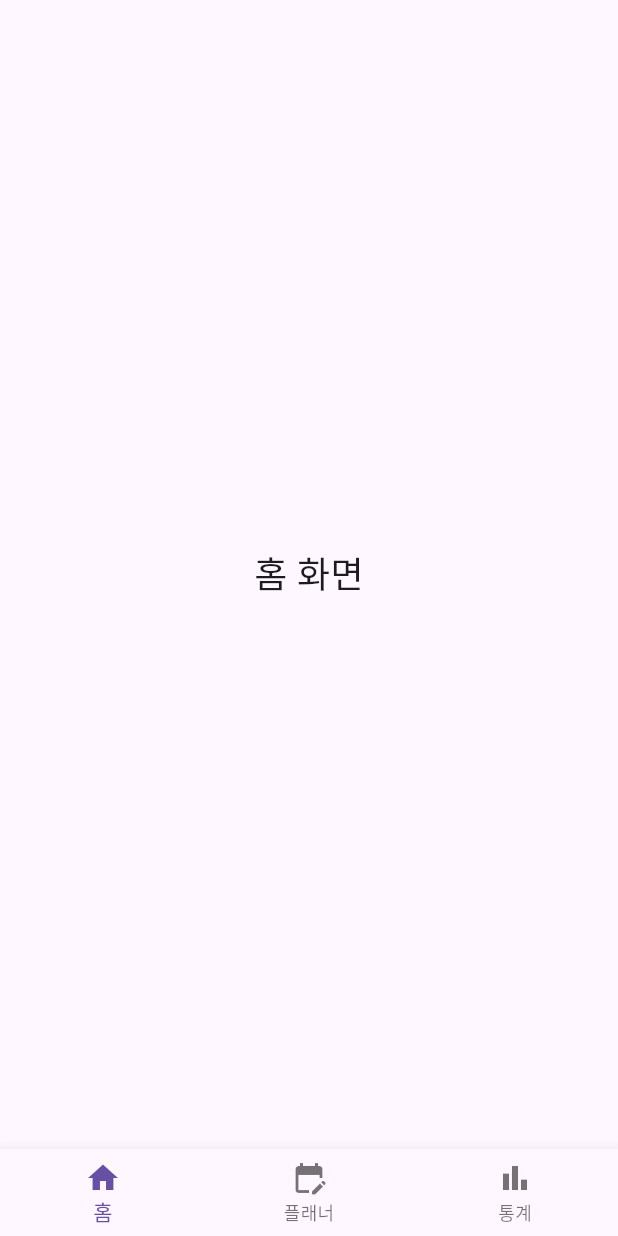
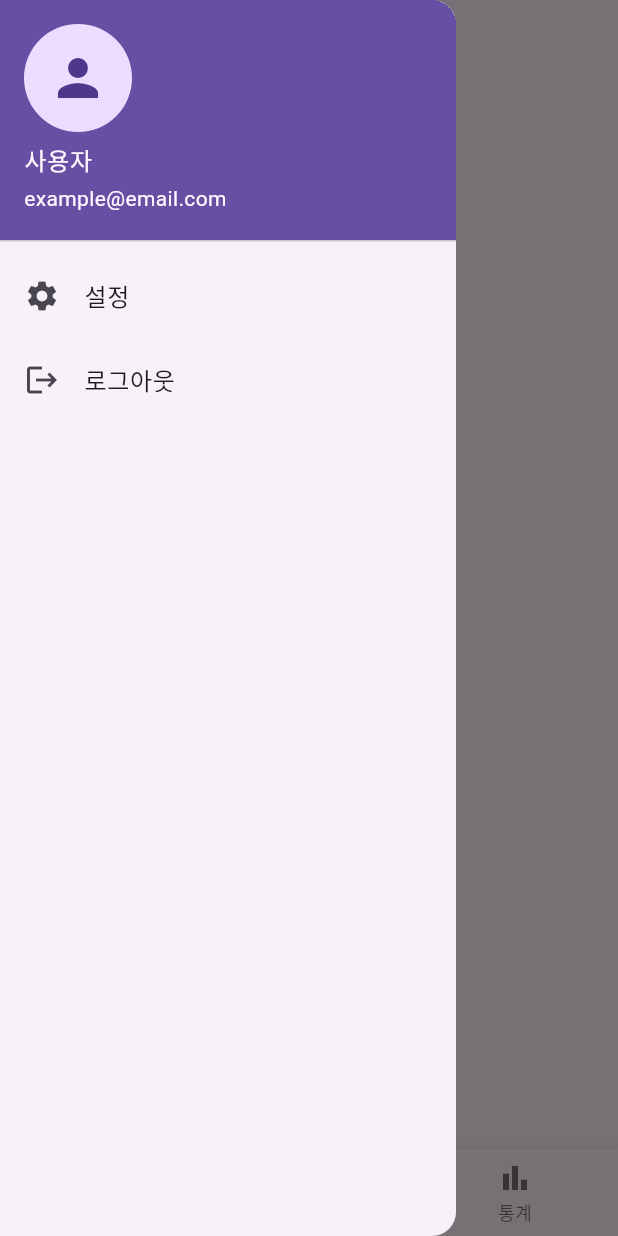
Before and after one commit to jeongbin-0509/APP_Project, a Flutter app: the MainScreen screen opened directly, with the side drawer open (before the commit the screen has no drawer), on a phone screen of 412 x 824 dp. Run offline on Flutter 3.47's test engine with Material 3 defaults, Android fonts, the phone set to English and light mode, and no system bars.

Commit message:
사이드바 생성

```diff
--- a/study_planner/lib/screens/main_screen.dart
+++ b/study_planner/lib/screens/main_screen.dart
@@ -2,6 +2,7 @@ import 'package:flutter/material.dart';
 import 'home_screen.dart';
 import 'planner_screen.dart';
 import 'stats_screen.dart';
+import 'settings_screen.dart';
 
 class MainScreen extends StatefulWidget {
   const MainScreen({super.key});
@@ -28,7 +29,42 @@ class _MainScreenState extends State<MainScreen> {
   @override
   Widget build(BuildContext context) {
     return Scaffold(
+      appBar: AppBar(title: const Text("성적설계")),
+
       body: _pages[_selectedIndex],
+
+      drawer: Drawer(
+        child: Column(
+          children: [
+            const UserAccountsDrawerHeader(
+              accountName: Text("사용자"),
+              accountEmail: Text("example@email.com"),
+              currentAccountPicture: CircleAvatar(
+                child: Icon(Icons.person, size: 40),
+              ),
+            ),
+
+            ListTile(
+              leading: const Icon(Icons.settings),
+              title: const Text("설정"),
+              onTap: () {
+                Navigator.push(
+                  context,
+                  MaterialPageRoute(builder: (context) => SettingsScreen()),
+                );
+              },
+            ),
+
+            ListTile(
+              leading: const Icon(Icons.logout),
+              title: const Text("로그아웃"),
+              onTap: () {
+                Navigator.pop(context); // 일단 닫기만
+              },
+            ),
+          ],
+        ),
+      ),
 
       bottomNavigationBar: BottomNavigationBar(
         currentIndex: _selectedIndex,
--- /dev/null
+++ b/study_planner/lib/screens/settings_screen.dart
@@ -0,0 +1,13 @@
+import 'package:flutter/material.dart';
+
+class SettingsScreen extends StatelessWidget {
+  const SettingsScreen({super.key});
+
+  @override
+  Widget build(BuildContext context) {
+    return Scaffold(
+      appBar: AppBar(title: const Text("설정")),
+      body: const Center(child: Text("설정 화면")),
+    );
+  }
+}
```
